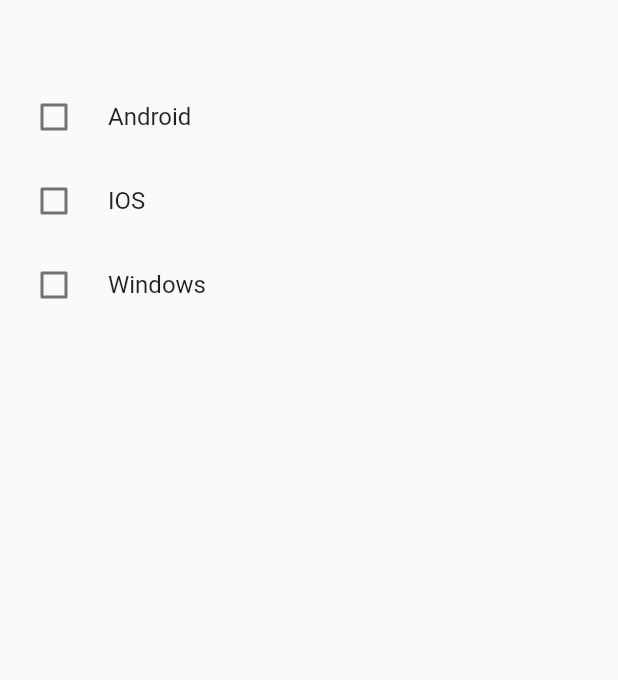
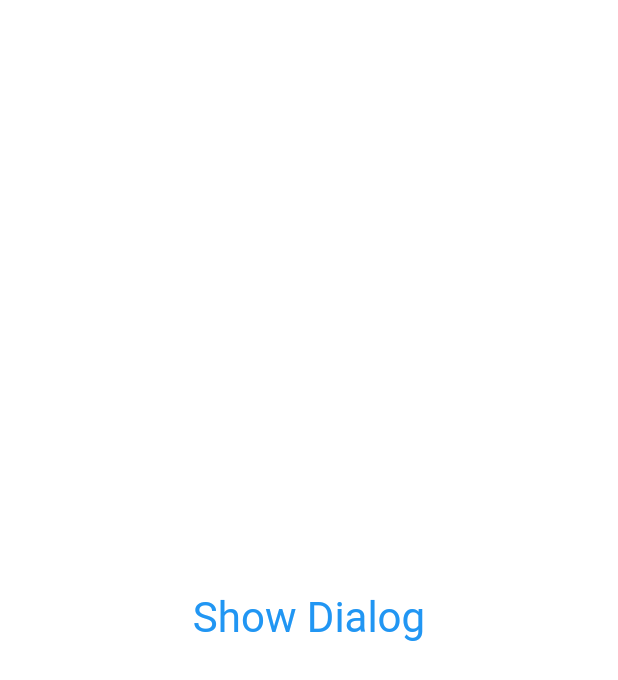
Before and after one commit to AavashGyawali/flutter_class1, a Flutter app: the screen it shows after launch, on a phone screen of 412 x 824 dp. Shown: the top 680 px of the screen. Run offline on Flutter 3.47's test engine with Material 2 defaults, Android fonts, the phone set to English and light mode, and no system bars.

Commit message:
2nd commit

```diff
--- a/lib/main.dart
+++ b/lib/main.dart
@@ -2,6 +2,7 @@ import 'package:class_1/practice/button.dart';
 import 'package:class_1/practice/checkbox.dart';
 import 'package:class_1/practice/container.dart';
 import 'package:class_1/practice/hlw_1.dart';
+import 'package:class_1/practice/my_alert_dialog.dart';
 import 'package:class_1/practice/parctice1.dart';
 import 'package:class_1/practice/practice_2.dart';
 import 'package:class_1/practice/rowandcolumn.dart';
@@ -23,7 +24,7 @@ class MyApp extends StatelessWidget {
       theme: ThemeData(
         primarySwatch: Colors.blue,
       ),
-      home: const checkbox(),// auta maatra haalna milcha
+      home: const MyAlertBox(),// auta maatra haalna milcha
       debugShowCheckedModeBanner: false,
     );
   }
--- /dev/null
+++ b/lib/practice/my_alert_dialog.dart
@@ -0,0 +1,48 @@
+import 'package:flutter/cupertino.dart';
+import 'package:flutter/material.dart';
+
+class MyAlertBox extends StatefulWidget {
+  const MyAlertBox({Key? key}) : super(key: key);
+
+  @override
+  State<MyAlertBox> createState() => _MyAlertBoxState();
+}
+
+class _MyAlertBoxState extends State<MyAlertBox> {
+  @override
+  Widget build(BuildContext context) {
+    return Scaffold(
+      backgroundColor: Colors.white,
+      body: Center(
+          child: Row(
+            mainAxisAlignment: MainAxisAlignment.center,
+            children: [
+              TextButton(
+                style:
+                TextButton.styleFrom(textStyle: const TextStyle(fontSize: 28)),
+                onPressed: () => showDialog<String>(
+                    context: context,
+                    builder: (BuildContext context) => AlertDialog(
+                      title: const Text("AlertDialog Title"),
+                      content: const Text("AlertDialog description"),
+                      actions: <Widget>[
+                        TextButton(
+                          onPressed: () => Navigator.pop(context, 'Cancel'),
+                          child: const Text("Cancel"),
+                        ),
+                        TextButton(
+                          onPressed: () => {
+                            print("I pressed OK"),
+                            Navigator.pop(context, 'OK'),
+                          },
+                          child: const Text("OK"),
+                        ),
+                      ],
+                    )),
+                child: const Text("Show Dialog"),
+              ),
+            ],
+          )),
+    );
+  }
+}
```
Also changed, not shown: 3 other files.
